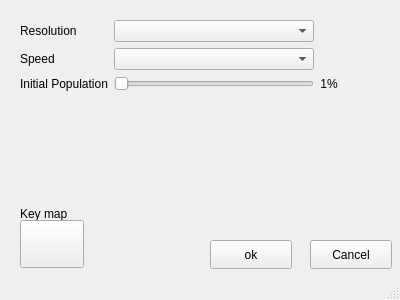
Qt form resources/qt/launcher.ui (rubenspgcavalcante/pygameoflife) before a commit.
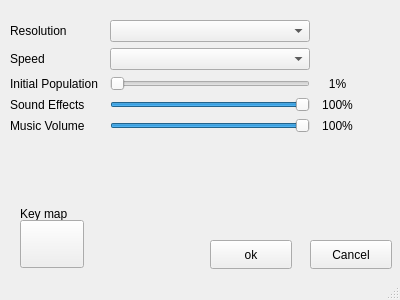
The same form after that commit.

Patch:
```diff
--- a/resources/qt/launcher.ui
+++ b/resources/qt/launcher.ui
@@ -82,16 +82,19 @@
    <widget class="QWidget" name="gridLayoutWidget_2">
     <property name="geometry">
      <rect>
-      <x>20</x>
+      <x>10</x>
       <y>20</y>
-      <width>361</width>
-      <height>130</height>
+      <width>381</width>
+      <height>191</height>
      </rect>
     </property>
     <layout class="QGridLayout" name="form">
      <property name="sizeConstraint">
       <enum>QLayout::SetFixedSize</enum>
      </property>
+     <property name="horizontalSpacing">
+      <number>12</number>
+     </property>
      <item row="0" column="0">
       <widget class="QLabel" name="resolutionLabel">
        <property name="text">
@@ -147,8 +150,13 @@
          <height>26</height>
         </size>
        </property>
+       <property name="font">
+        <font>
+         <family>Arial</family>
+        </font>
+       </property>
        <property name="layoutDirection">
-        <enum>Qt::RightToLeft</enum>
+        <enum>Qt::LeftToRight</enum>
        </property>
        <property name="autoFillBackground">
         <bool>false</bool>
@@ -191,6 +199,124 @@
        </property>
       </widget>
      </item>
+     <item row="4" column="1">
+      <widget class="QSlider" name="musicSlider">
+       <property name="maximum">
+        <number>100</number>
+       </property>
+       <property name="value">
+        <number>100</number>
+       </property>
+       <property name="orientation">
+        <enum>Qt::Horizontal</enum>
+       </property>
+      </widget>
+     </item>
+     <item row="3" column="0">
+      <widget class="QLabel" name="label_4">
+       <property name="text">
+        <string>Sound Effects</string>
+       </property>
+      </widget>
+     </item>
+     <item row="4" column="0">
+      <widget class="QLabel" name="label_5">
+       <property name="text">
+        <string>Music Volume</string>
+       </property>
+      </widget>
+     </item>
+     <item row="3" column="2">
+      <widget class="QLabel" name="soundFxValueLabel">
+       <property name="enabled">
+        <bool>true</bool>
+       </property>
+       <property name="sizePolicy">
+        <sizepolicy hsizetype="Maximum" vsizetype="Maximum">
+         <horstretch>0</horstretch>
+         <verstretch>0</verstretch>
+        </sizepolicy>
+       </property>
+       <property name="maximumSize">
+        <size>
+         <width>38</width>
+         <height>26</height>
+        </size>
+       </property>
+       <property name="font">
+        <font>
+         <family>Arial</family>
+        </font>
+       </property>
+       <property name="layoutDirection">
+        <enum>Qt::LeftToRight</enum>
+       </property>
+       <property name="autoFillBackground">
+        <bool>false</bool>
+       </property>
+       <property name="styleSheet">
+        <string notr="true"/>
+       </property>
+       <property name="text">
+        <string>100%</string>
+       </property>
+       <property name="alignment">
+        <set>Qt::AlignCenter</set>
+       </property>
+      </widget>
+     </item>
+     <item row="4" column="2">
+      <widget class="QLabel" name="musicValueLabel">
+       <property name="enabled">
+        <bool>true</bool>
+       </property>
+       <property name="sizePolicy">
+        <sizepolicy hsizetype="Maximum" vsizetype="Maximum">
+         <horstretch>0</horstretch>
+         <verstretch>0</verstretch>
+        </sizepolicy>
+       </property>
+       <property name="maximumSize">
+        <size>
+         <width>38</width>
+         <height>26</height>
+        </size>
+       </property>
+       <property name="font">
+        <font>
+         <family>Arial</family>
+        </font>
+       </property>
+       <property name="layoutDirection">
+        <enum>Qt::LeftToRight</enum>
+       </property>
+       <property name="autoFillBackground">
+        <bool>false</bool>
+       </property>
+       <property name="styleSheet">
+        <string notr="true"/>
+       </property>
+       <property name="text">
+        <string>100%</string>
+       </property>
+       <property name="alignment">
+        <set>Qt::AlignCenter</set>
+       </property>
+      </widget>
+     </item>
+     <item row="3" column="1">
+      <widget class="QSlider" name="soundFxSlider">
+       <property name="maximum">
+        <number>100</number>
+       </property>
+       <property name="value">
+        <number>100</number>
+       </property>
+       <property name="orientation">
+        <enum>Qt::Horizontal</enum>
+       </property>
+      </widget>
+     </item>
     </layout>
    </widget>
    <widget class="QLabel" name="label_3">
```
